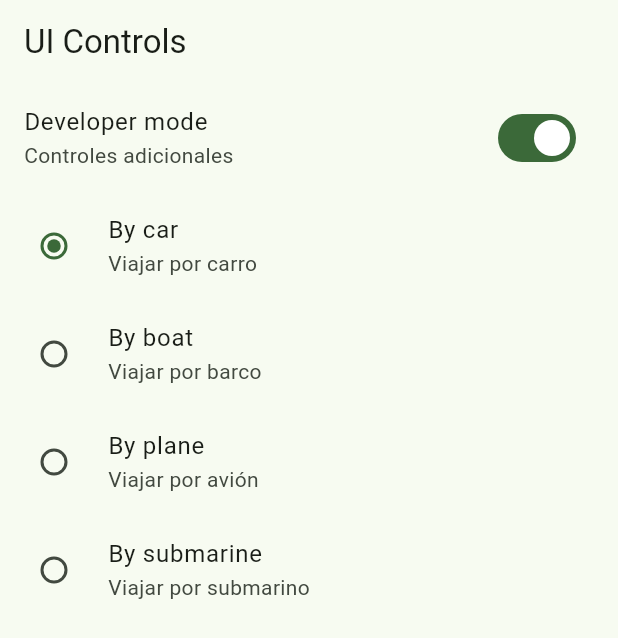
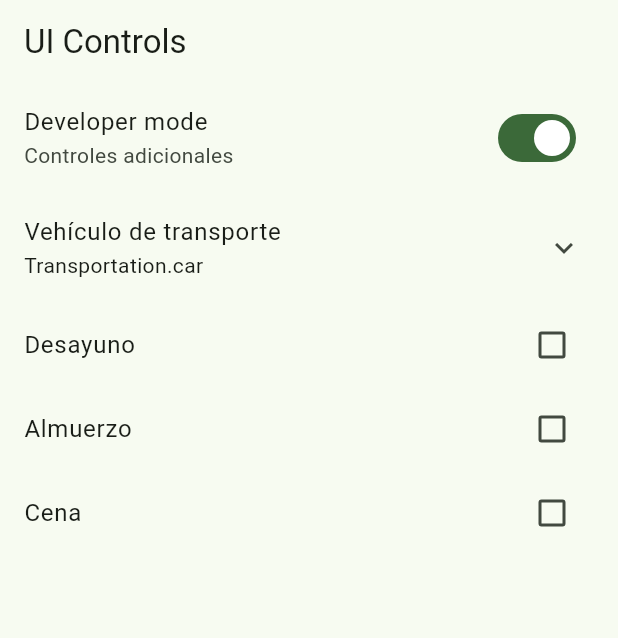
Before and after one commit to josecrsdc/widgetsApp, a Flutter app: the UIControlsScreen screen opened by its route, on a phone screen of 412 x 824 dp. Shown: the top 638 px of the screen. Run offline on Flutter 3.47's test engine with Material 3 defaults, Android fonts, the phone set to English and light mode, and no system bars; our stand-ins replace go_router.

Commit message:
143-Mejorar la pantalla de UI Controls: agregar opciones de transporte y opciones de comida

```diff
--- a/widgets_app/lib/presentation/screens/ui_controls/ui_controls_screen.dart
+++ b/widgets_app/lib/presentation/screens/ui_controls/ui_controls_screen.dart
@@ -1,7 +1,6 @@
 import 'package:flutter/material.dart';
 
 class UIControlsScreen extends StatelessWidget {
-
   static const String name = 'ui_controls_screen';
 
   const UIControlsScreen({super.key});
@@ -9,12 +8,9 @@ class UIControlsScreen extends StatelessWidget {
   @override
   Widget build(BuildContext context) {
     return Scaffold(
-      appBar: AppBar(
-        title: const Text('UI Controls'),
-      ),
+      appBar: AppBar(title: const Text('UI Controls')),
 
       body: _UiControlsView(),
-
     );
   }
 }
@@ -26,12 +22,14 @@ class _UiControlsView extends StatefulWidget {
   State<_UiControlsView> createState() => _UiControlsViewState();
 }
 
-enum Transportation {car, plane, boat, submarine}
+enum Transportation { car, plane, boat, submarine }
 
 class _UiControlsViewState extends State<_UiControlsView> {
-
   bool isDeveloper = true;
   Transportation selectedTransportation = Transportation.car;
+  bool wantsBreakfast = false;
+  bool wantsLunch = false;
+  bool wantsDinner = false;
 
   @override
   Widget build(BuildContext context) {
@@ -44,11 +42,13 @@ class _UiControlsViewState extends State<_UiControlsView> {
           value: isDeveloper,
           onChanged: (value) => setState(() {
             isDeveloper = !isDeveloper;
-          })
+          }),
         ),
 
-
-
+        ExpansionTile(
+          title: const Text('Vehículo de transporte'),
+          subtitle: Text('$selectedTransportation'),
+          children: [
             RadioListTile(
               title: const Text('By car'),
               subtitle: const Text('Viajar por carro'),
@@ -85,8 +85,32 @@ class _UiControlsViewState extends State<_UiControlsView> {
                 selectedTransportation = Transportation.submarine;
               }),
             ),
+          ],
+        ),
 
+        CheckboxListTile(
+          title: const Text('Desayuno'),
+          value: wantsBreakfast,
+          onChanged: (value) => setState(() {
+            wantsBreakfast = !wantsBreakfast;
+          }),
+        ),
 
+        CheckboxListTile(
+          title: const Text('Almuerzo'),
+          value: wantsLunch,
+          onChanged: (value) => setState(() {
+            wantsLunch = !wantsLunch;
+          }),
+        ),
+
+        CheckboxListTile(
+          title: const Text('Cena'),
+          value: wantsDinner,
+          onChanged: (value) => setState(() {
+            wantsDinner = !wantsDinner;
+          }),
+        )
       ],
     );
   }
```
Lines whose indentation alone changed are shown as unchanged.
